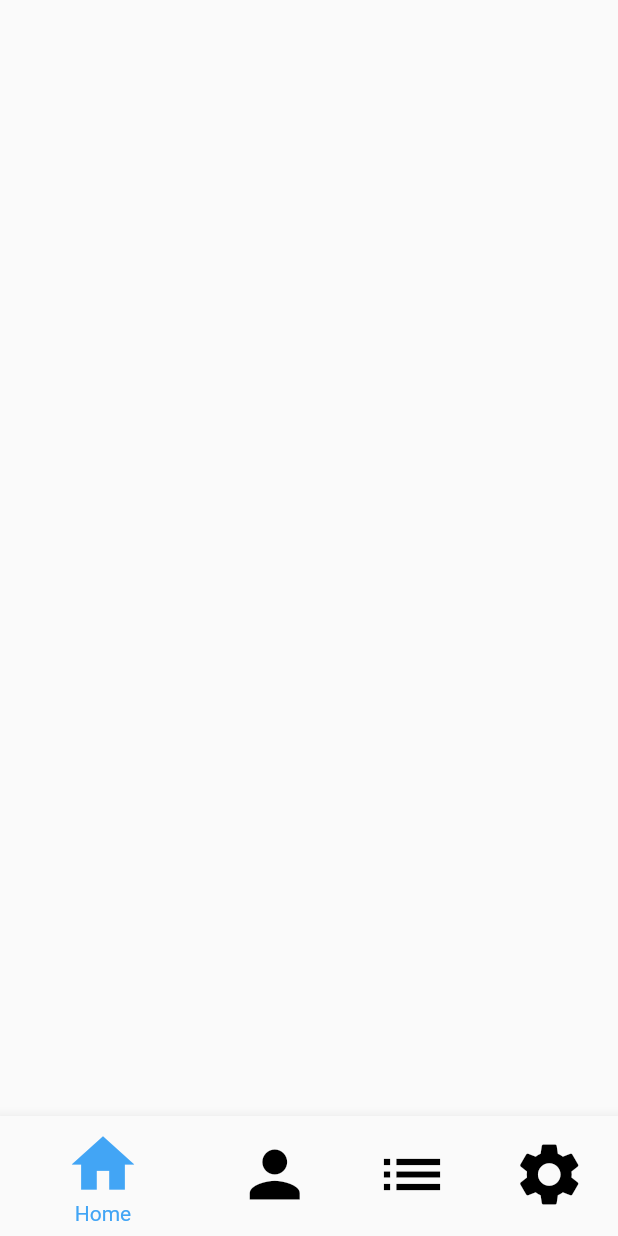
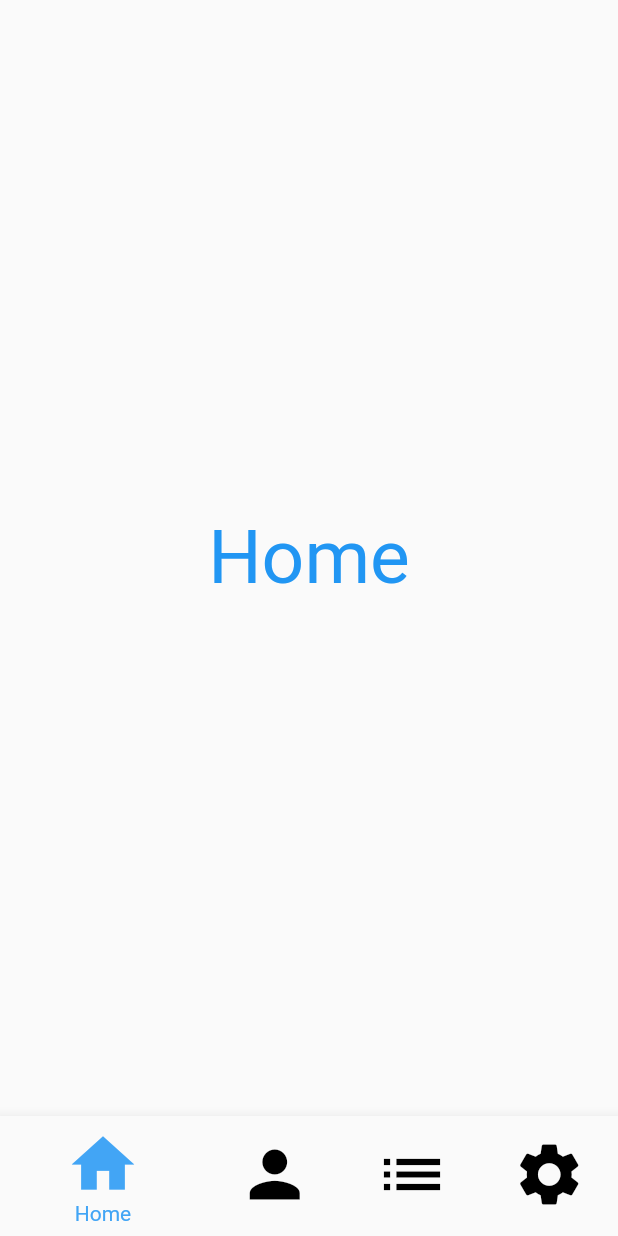
Before and after one commit to Binod-Shrestha/SaveFoodApp, a Flutter app: the BottomNavigationBarWidget screen opened directly, on a phone screen of 412 x 824 dp. Run offline on Flutter 3.47's test engine with Material 2 defaults, Android fonts, the phone set to English and light mode, and no system bars.

```diff
--- a/lib/bottom_navigation_bar.dart
+++ b/lib/bottom_navigation_bar.dart
@@ -1,4 +1,8 @@
 import 'package:flutter/material.dart';
+import 'package:save_food_app/grocery_widget.dart';
+import 'package:save_food_app/homeWidget.dart';
+import 'package:save_food_app/profile_widget.dart';
+import 'package:save_food_app/settings_widget.dart';
 
 class BottomNavigationBarWidget extends StatefulWidget {
   BottomNavigationBarWidget({Key key}) : super(key: key);
@@ -12,6 +16,12 @@ class _BottomNavigationBarWidgetState extends State<BottomNavigationBarWidget> {
   int _selectedIndex = 0;
   static const TextStyle optionStyle =
       TextStyle(fontSize: 30, fontWeight: FontWeight.bold);
+  static  List<Widget> _widgetOptions = <Widget>[
+    HomeWidget(),
+    ProfileWidget(),
+    GroceryWidget(),
+    SettingsWidget()
+  ];
 
   void _onItemTapped(int index) {
     setState(() {
@@ -21,7 +31,9 @@ class _BottomNavigationBarWidgetState extends State<BottomNavigationBarWidget> {
 
   @override
   Widget build(BuildContext context) {
-    return Scaffold(
+    return Scaffold(body: Center(
+      child: _widgetOptions.elementAt(_selectedIndex),
+    ),
       bottomNavigationBar: BottomNavigationBar(
         items: const <BottomNavigationBarItem>[
           BottomNavigationBarItem(
--- /dev/null
+++ b/lib/homeWidget.dart
@@ -0,0 +1,13 @@
+
+import 'package:flutter/material.dart';
+ class HomeWidget extends StatefulWidget {
+  @override
+  _HomeWidgetState createState() => _HomeWidgetState();
+}
+
+class _HomeWidgetState extends State<HomeWidget> {
+  @override
+  Widget build(BuildContext context) {
+    return Container(child:Text("Home",style: TextStyle(fontSize: 50.0,color: Colors.blue),));
+  }
+}
--- a/pubspec.yaml
+++ b/pubspec.yaml
@@ -25,13 +25,16 @@ dependencies:
     sdk: flutter
 
 
+
   # The following adds the Cupertino Icons font to your application.
   # Use with the CupertinoIcons class for iOS style icons.
   cupertino_icons: ^1.0.0
+  intl: ^0.16.1
 
 dev_dependencies:
   flutter_test:
     sdk: flutter
+
 
 # For information on the generic Dart part of this file, see the
 # following page: https://dart.dev/tools/pub/pubspec
```
Also changed, not shown: lib/Dashboard.dart (+16 -16 lines), lib/grocery_widget.dart (added, +75 -0 lines), lib/profile_widget.dart (added, +8 -0 lines), lib/settings_widget.dart (added, +7 -0 lines), pubspec.lock.
